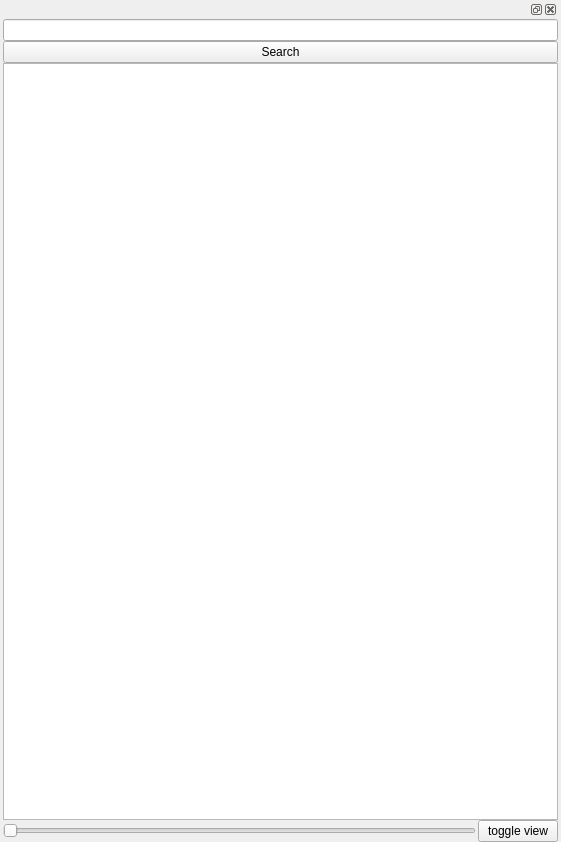
Qt form frontend/ui/lexicart.ui (XmYx/ainodes-pyside) before a commit.
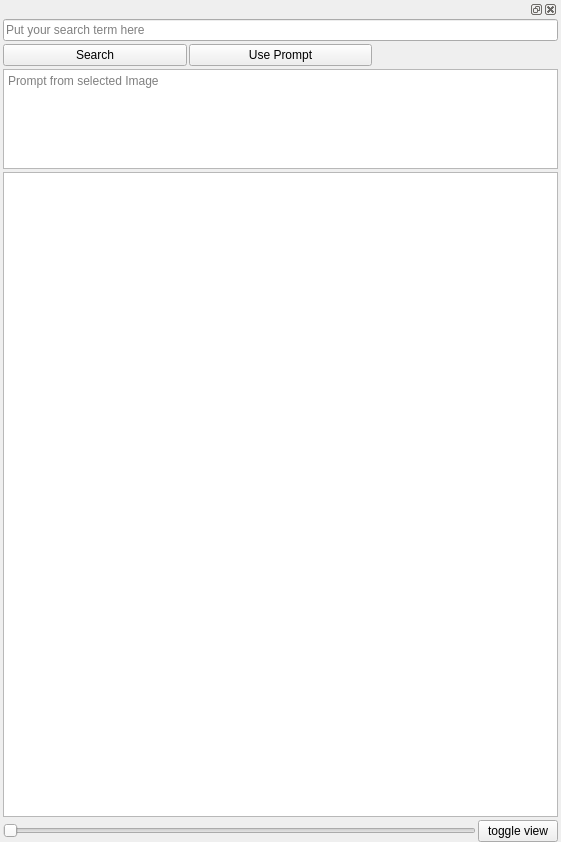
The same form after that commit.

Commit message: less bugs, lexica and krea prmots now useable from the image prompt search

What changed in the file:
```diff
--- a/frontend/ui/lexicart.ui
+++ b/frontend/ui/lexicart.ui
@@ -32,10 +32,7 @@
    <item>
     <widget class="QDockWidget" name="dockWidget">
      <widget class="QWidget" name="dockWidgetContents">
-      <layout class="QVBoxLayout" name="verticalLayout">
-       <property name="spacing">
-        <number>0</number>
-       </property>
+      <layout class="QGridLayout" name="gridLayout_2">
        <property name="leftMargin">
         <number>0</number>
        </property>
@@ -48,17 +45,47 @@
        <property name="bottomMargin">
         <number>0</number>
        </property>
-       <item>
-        <widget class="QLineEdit" name="query"/>
+       <property name="horizontalSpacing">
+        <number>2</number>
+       </property>
+       <property name="verticalSpacing">
+        <number>3</number>
+       </property>
+       <item row="1" column="1">
+        <widget class="QPushButton" name="use_lexica_prompt">
+         <property name="text">
+          <string>Use Prompt</string>
+         </property>
+        </widget>
        </item>
-       <item>
+       <item row="1" column="0">
         <widget class="QPushButton" name="search">
          <property name="text">
           <string>Search</string>
          </property>
         </widget>
        </item>
-       <item>
+       <item row="0" column="0" colspan="3">
+        <widget class="QLineEdit" name="query">
+         <property name="placeholderText">
+          <string>Put your search term here</string>
+         </property>
+        </widget>
+       </item>
+       <item row="3" column="0" colspan="3">
+        <widget class="QPlainTextEdit" name="lexica_prompt">
+         <property name="maximumSize">
+          <size>
+           <width>16777215</width>
+           <height>100</height>
+          </size>
+         </property>
+         <property name="placeholderText">
+          <string>Prompt from selected Image</string>
+         </property>
+        </widget>
+       </item>
+       <item row="4" column="0" colspan="3">
         <widget class="QListWidget" name="results">
          <property name="dragEnabled">
           <bool>true</bool>
@@ -80,13 +107,13 @@
          </property>
         </widget>
        </item>
-       <item>
+       <item row="5" column="0" colspan="3">
         <layout class="QGridLayout" name="gridLayout">
          <property name="horizontalSpacing">
           <number>2</number>
          </property>
          <property name="verticalSpacing">
-          <number>0</number>
+          <number>3</number>
          </property>
          <item row="0" column="0">
           <widget class="QSlider" name="zoom">
```
The commit also changes 10 other files.
